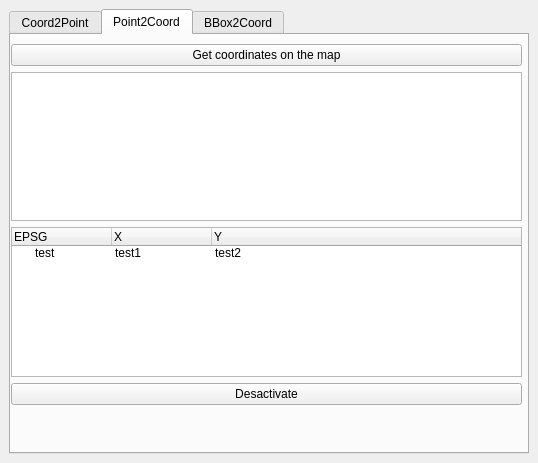
Old version of the form identifproj/IdentifProj_dockwidget_base.ui in the repository leonielrx/ProjetInfo_DoGeo.
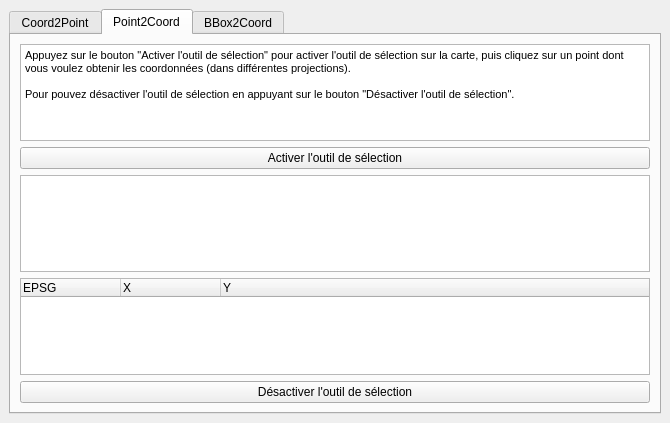
New version of the form. The open tabs and pages were chosen to show the change.

```diff
--- a/identifproj/IdentifProj_dockwidget_base.ui
+++ b/identifproj/IdentifProj_dockwidget_base.ui
@@ -6,8 +6,8 @@
    <rect>
     <x>0</x>
     <y>0</y>
-    <width>538</width>
-    <height>463</height>
+    <width>670</width>
+    <height>423</height>
    </rect>
   </property>
   <property name="windowTitle">
@@ -86,41 +86,18 @@
        <attribute name="title">
         <string>Point2Coord</string>
        </attribute>
-       <widget class="QWidget" name="gridLayoutWidget">
-        <property name="geometry">
-         <rect>
-          <x>0</x>
-          <y>9</y>
-          <width>511</width>
-          <height>361</height>
-         </rect>
-        </property>
+       <layout class="QGridLayout" name="gridLayout_8">
+        <item row="0" column="0">
         <layout class="QGridLayout" name="gridLayout_4">
          <item row="1" column="0">
-          <widget class="QTextEdit" name="outputPT"/>
-         </item>
-         <item row="3" column="0">
-          <spacer name="verticalSpacer_2">
-           <property name="orientation">
-            <enum>Qt::Vertical</enum>
-           </property>
-           <property name="sizeHint" stdset="0">
-            <size>
-             <width>20</width>
-             <height>40</height>
-            </size>
-           </property>
-          </spacer>
-         </item>
-         <item row="0" column="0">
           <widget class="QPushButton" name="act_p2c">
            <property name="text">
-            <string>Get coordinates on the map</string>
+             <string>Activer l'outil de sélection</string>
            </property>
           </widget>
          </item>
          <item row="4" column="0">
-          <spacer name="verticalSpacer">
+           <spacer name="verticalSpacer_2">
            <property name="orientation">
             <enum>Qt::Vertical</enum>
            </property>
@@ -133,13 +110,19 @@
           </spacer>
          </item>
          <item row="5" column="0">
-          <widget class="QPushButton" name="des_p2c">
-           <property name="text">
-            <string>Desactivate</string>
-           </property>
-          </widget>
-         </item>
-         <item row="2" column="0">
+           <spacer name="verticalSpacer">
+            <property name="orientation">
+             <enum>Qt::Vertical</enum>
+            </property>
+            <property name="sizeHint" stdset="0">
+             <size>
+              <width>20</width>
+              <height>40</height>
+             </size>
+            </property>
+           </spacer>
+          </item>
+          <item row="3" column="0">
           <widget class="QTreeWidget" name="outputFrame">
            <column>
             <property name="text">
@@ -156,23 +139,36 @@
              <string>Y</string>
             </property>
            </column>
-           <item>
+           </widget>
+          </item>
+          <item row="6" column="0">
+           <widget class="QPushButton" name="des_p2c">
             <property name="text">
-             <string>test</string>
+             <string>Désactiver l'outil de sélection</string>
             </property>
-            <property name="text">
-             <string>test1</string>
-            </property>
-            <property name="text">
-             <string>test2</string>
-            </property>
-           </item>
+           </widget>
+          </item>
+          <item row="2" column="0">
+           <widget class="QTextEdit" name="outputPT"/>
+          </item>
+          <item row="0" column="0">
+           <widget class="QTextBrowser" name="textBrowser_2">
+            <property name="html">
+             <string>&lt;!DOCTYPE HTML PUBLIC &quot;-//W3C//DTD HTML 4.0//EN&quot; &quot;http://www.w3.org/TR/REC-html40/strict.dtd&quot;&gt;
+&lt;html&gt;&lt;head&gt;&lt;meta name=&quot;qrichtext&quot; content=&quot;1&quot; /&gt;&lt;style type=&quot;text/css&quot;&gt;
+p, li { white-space: pre-wrap; }
+&lt;/style&gt;&lt;/head&gt;&lt;body style=&quot; font-family:'MS Shell Dlg 2'; font-size:8.25pt; font-weight:400; font-style:normal;&quot;&gt;
+&lt;p style=&quot; margin-top:0px; margin-bottom:0px; margin-left:0px; margin-right:0px; -qt-block-indent:0; text-indent:0px;&quot;&gt;Appuyez sur le bouton &amp;quot;Activer l'outil de sélection&amp;quot; pour activer l'outil de sélection sur la carte, puis cliquez sur un point dont vous voulez obtenir les coordonnées (dans différentes projections).&lt;/p&gt;
+&lt;p style=&quot;-qt-paragraph-type:empty; margin-top:0px; margin-bottom:0px; margin-left:0px; margin-right:0px; -qt-block-indent:0; text-indent:0px;&quot;&gt;&lt;br /&gt;&lt;/p&gt;
+&lt;p style=&quot; margin-top:0px; margin-bottom:0px; margin-left:0px; margin-right:0px; -qt-block-indent:0; text-indent:0px;&quot;&gt;Pour pouvez désactiver l'outil de sélection en appuyant sur le bouton &amp;quot;Désactiver l'outil de sélection&amp;quot;.&lt;/p&gt;&lt;/body&gt;&lt;/html&gt;</string>
+            </property>
           </widget>
          </item>
         </layout>
-       </widget>
-      </widget>
-      <widget class="QWidget" name="tab">
+        </item>
+       </layout>
+      </widget>
+      <widget class="QWidget" name="bbox2coord">
        <attribute name="title">
         <string>BBox2Coord</string>
        </attribute>
```
Left out of the diff: 117 changed lines with no effect on the pictures. Lines whose indentation alone changed are shown as unchanged.
